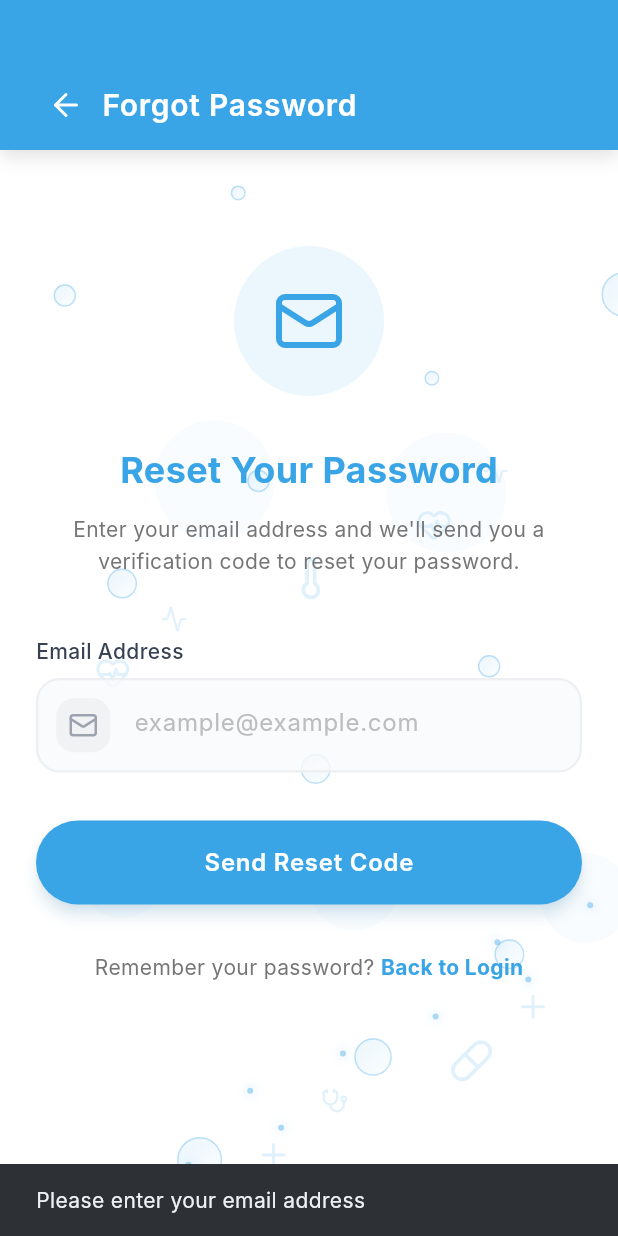
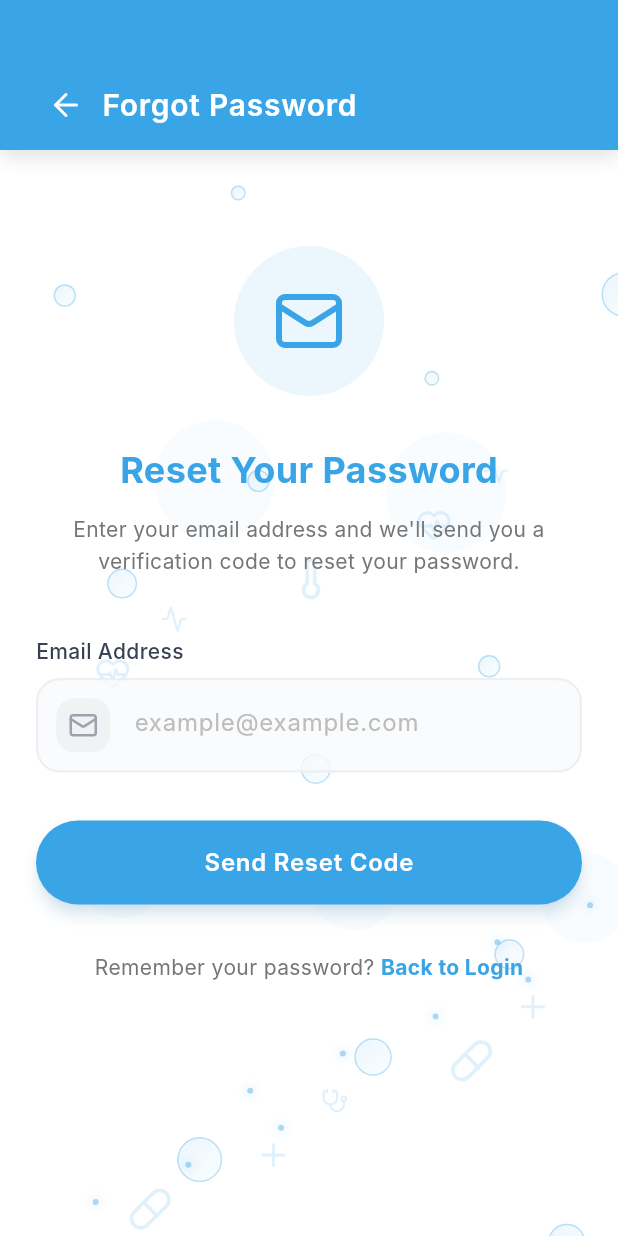
Before and after one commit to lamaRimawi/med_frontend, a Flutter app: the ForgotPasswordScreen screen opened by its route, after a tap on "Send Reset Code", on a phone screen of 412 x 824 dp. Run offline on Flutter 3.47's test engine with Material 3 defaults, Android fonts, the phone set to English and light mode, and no system bars; drawn by our look-alikes of flutter_animate, toastification; our stand-ins replace camera, google_fonts, image_picker, local_auth, lucide_icons, permission_handler and 2 more; missing offline and left inert: flutter_facebook_auth, flutter_toast_notification, gal; accounts and stored records are empty; Roboto replaces fonts that are missing (Inter).

Commit message:
refactor: Improve error handling and user feedback in forgot password screen

```diff
--- a/lib/screens/forgot_password_screen.dart
+++ b/lib/screens/forgot_password_screen.dart
@@ -19,9 +19,9 @@
 
   void _handleSubmit() async {
     if (_emailController.text.isEmpty) {
-      ScaffoldMessenger.of(context).showSnackBar(
-        const SnackBar(content: Text('Please enter your email address')),
-      );
+      setState(() {
+        // Show error in a way consistent with your app, e.g. AlertBanner or inline error
+      });
       return;
     }
 
@@ -55,15 +55,13 @@
           ),
         );
       } else {
-        ScaffoldMessenger.of(context).showSnackBar(
-          SnackBar(content: Text(message ?? 'Reset code sent to your email')),
-        );
+        // Optionally show a message in AlertBanner or inline
         _navigateToVerification();
       }
     } else {
-      ScaffoldMessenger.of(context).showSnackBar(
-        SnackBar(content: Text(message ?? 'Failed to send reset code')),
-      );
+      setState(() {
+        // Show error in a way consistent with your app, e.g. AlertBanner or inline error
+      });
     }
   }
 
@@ -103,7 +101,10 @@
               child: Row(
                 children: [
                   IconButton(
-                    icon: const Icon(LucideIcons.arrowLeft, color: Colors.white),
+                    icon: const Icon(
+                      LucideIcons.arrowLeft,
+                      color: Colors.white,
+                    ),
                     onPressed: () => Navigator.pop(context),
                   ).animate().fadeIn(delay: 200.ms).moveX(begin: -20, end: 0),
                   const Expanded(
@@ -146,7 +147,11 @@
                       size: 48,
                       color: Color(0xFF39A4E6),
                     ),
-                  ).animate().scale(delay: 500.ms, duration: 500.ms, curve: Curves.elasticOut),
+                  ).animate().scale(
+                    delay: 500.ms,
+                    duration: 500.ms,
+                    curve: Curves.elasticOut,
+                  ),
 
                   const SizedBox(height: 32),
 
```
